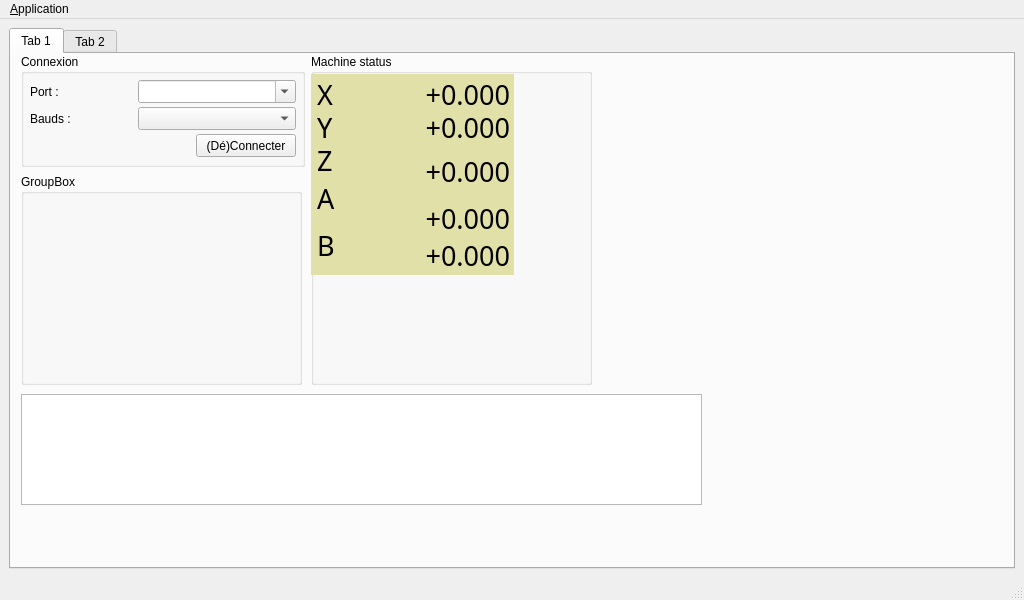
This is mainWindow.ui in fra589/cn5X as Qt 5 draws it before an edit. The edited form follows.
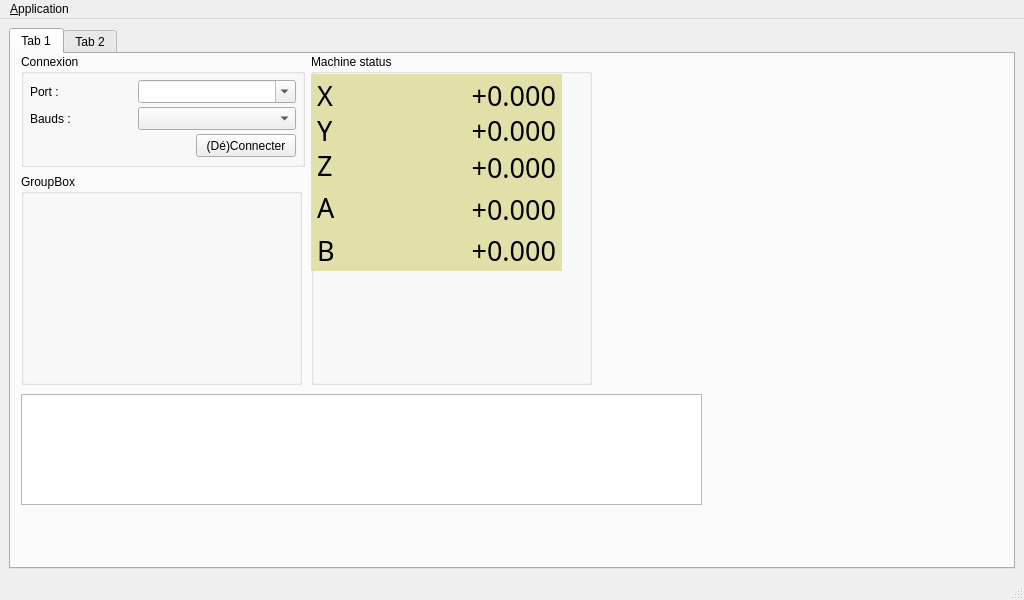
This is the edited form. Icons and pictures are not drawn.

What changed in the file:
```diff
--- a/mainWindow.ui
+++ b/mainWindow.ui
@@ -194,8 +194,8 @@
           <rect>
            <x>0</x>
            <y>20</y>
-           <width>203</width>
-           <height>201</height>
+           <width>251</width>
+           <height>197</height>
           </rect>
          </property>
          <property name="styleSheet">
@@ -223,6 +223,41 @@
           <property name="spacing">
            <number>4</number>
           </property>
+          <item row="5" column="0">
+           <widget class="QLabel" name="label_6">
+            <property name="font">
+             <font>
+              <family>LED Calculator</family>
+              <pointsize>20</pointsize>
+             </font>
+            </property>
+            <property name="text">
+             <string>A</string>
+            </property>
+           </widget>
+          </item>
+          <item row="0" column="1">
+           <widget class="QLabel" name="lblPosX">
+            <property name="minimumSize">
+             <size>
+              <width>170</width>
+              <height>0</height>
+             </size>
+            </property>
+            <property name="font">
+             <font>
+              <family>LED Calculator</family>
+              <pointsize>20</pointsize>
+             </font>
+            </property>
+            <property name="text">
+             <string>+0.000</string>
+            </property>
+            <property name="alignment">
+             <set>Qt::AlignRight|Qt::AlignTrailing|Qt::AlignVCenter</set>
+            </property>
+           </widget>
+          </item>
           <item row="0" column="0">
            <widget class="QLabel" name="label_3">
             <property name="font">
@@ -328,20 +363,7 @@
             </property>
            </widget>
           </item>
-          <item row="3" column="0" rowspan="2">
-           <widget class="QLabel" name="label_6">
-            <property name="font">
-             <font>
-              <family>LED Calculator</family>
-              <pointsize>20</pointsize>
-             </font>
-            </property>
-            <property name="text">
-             <string>A</string>
-            </property>
-           </widget>
-          </item>
-          <item row="4" column="1" rowspan="2">
+          <item row="4" column="1" rowspan="4">
            <widget class="QLabel" name="lblPosA">
             <property name="minimumSize">
              <size>
@@ -363,7 +385,29 @@
             </property>
            </widget>
           </item>
-          <item row="5" column="0" rowspan="2">
+          <item row="8" column="1">
+           <widget class="QLabel" name="lblPosB">
+            <property name="minimumSize">
+             <size>
+              <width>170</width>
+              <height>0</height>
+             </size>
+            </property>
+            <property name="font">
+             <font>
+              <family>LED Calculator</family>
+              <pointsize>20</pointsize>
+             </font>
+            </property>
+            <property name="text">
+             <string>+0.000</string>
+            </property>
+            <property name="alignment">
+             <set>Qt::AlignRight|Qt::AlignTrailing|Qt::AlignVCenter</set>
+            </property>
+           </widget>
+          </item>
+          <item row="8" column="0">
            <widget class="QLabel" name="label_7">
             <property name="font">
              <font>
@@ -376,28 +420,6 @@
             </property>
            </widget>
           </item>
-          <item row="6" column="1">
-           <widget class="QLabel" name="lblPosB">
-            <property name="minimumSize">
-             <size>
-              <width>170</width>
-              <height>0</height>
-             </size>
-            </property>
-            <property name="font">
-             <font>
-              <family>LED Calculator</family>
-              <pointsize>20</pointsize>
-             </font>
-            </property>
-            <property name="text">
-             <string>+0.000</string>
-            </property>
-            <property name="alignment">
-             <set>Qt::AlignRight|Qt::AlignTrailing|Qt::AlignVCenter</set>
-            </property>
-           </widget>
-          </item>
          </layout>
         </widget>
        </widget>
```
Left out of the diff: 46 changed lines with no effect on the pictures.
